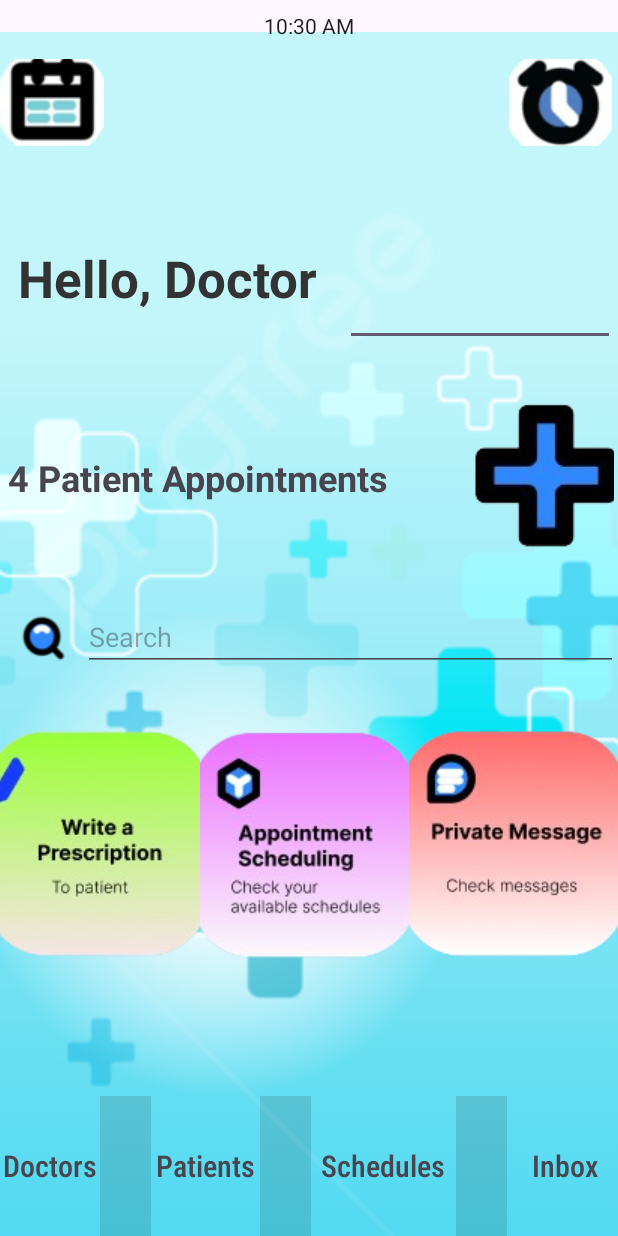
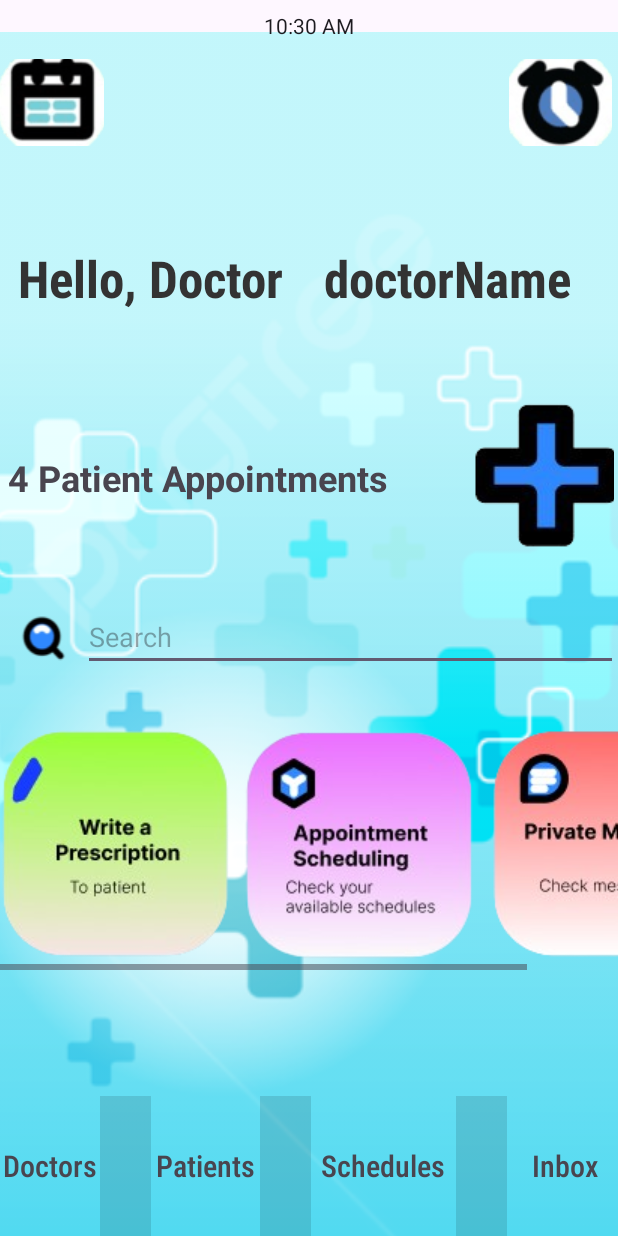
Before and after one commit to Sting421/ConDoctor, an Android app: the Dashboard_Act screen opened directly, with no data from a screen before it, on a phone screen of 412 x 824 dp. Run offline under Robolectric (Android 15) with nearby library versions, the phone set to English and light mode, and no system bars; 3 statements that could not run were skipped.

Commit message:
Scrollbar and strings.xml update and doctorName placeholder

```diff
--- a/app/src/main/res/layout/activity_dashboard.xml
+++ b/app/src/main/res/layout/activity_dashboard.xml
@@ -1,288 +1,66 @@
-<?xml version="1.0" encoding="utf-8"?>
-<androidx.constraintlayout.widget.ConstraintLayout xmlns:android="http://schemas.android.com/apk/res/android"
-    xmlns:app="http://schemas.android.com/apk/res-auto"
-    xmlns:tools="http://schemas.android.com/tools"
-    android:id="@+id/main"
-    android:layout_width="match_parent"
-    android:layout_height="match_parent"
-    tools:context=".Dashboard_Act">
-
-    <androidx.constraintlayout.widget.ConstraintLayout
-        android:id="@+id/constraintLayout"
-        android:layout_width="0dp"
-        android:layout_height="0dp"
-        app:layout_constraintBottom_toBottomOf="parent"
-        app:layout_constraintEnd_toEndOf="parent"
-        app:layout_constraintStart_toStartOf="parent"
-        app:layout_constraintTop_toTopOf="parent">
-
-        <ImageView
-            android:id="@+id/imageViewBackground"
-            android:layout_width="1920dp"
-            android:layout_height="1080dp"
-            app:layout_constraintBottom_toBottomOf="parent"
-            app:layout_constraintEnd_toEndOf="parent"
-            app:layout_constraintHorizontal_bias="0.36"
-            app:layout_constraintStart_toStartOf="parent"
-            app:layout_constraintTop_toTopOf="parent"
-            app:layout_constraintVertical_bias="0.26999998"
-            app:srcCompat="@drawable/bluebg" />
-
-        <TextClock
-            android:id="@+id/textClock"
-            android:layout_width="wrap_content"
-            android:layout_height="wrap_content"
-            android:layout_marginTop="10dp"
-            android:layout_marginBottom="16dp"
-            app:layout_constraintBottom_toTopOf="@+id/linearLayout01"
-            app:layout_constraintEnd_toEndOf="parent"
-            app:layout_constraintStart_toStartOf="parent"
-            app:layout_constraintTop_toTopOf="parent" />
-
-        <LinearLayout
-            android:id="@+id/linearLayout01"
-            android:layout_width="408dp"
-            android:layout_height="58dp"
-            android:layout_marginTop="1dp"
-            android:orientation="horizontal"
-            app:layout_constraintBottom_toBottomOf="parent"
-            app:layout_constraintEnd_toEndOf="parent"
-            app:layout_constraintHorizontal_bias="0.0"
-            app:layout_constraintStart_toStartOf="parent"
-            app:layout_constraintTop_toTopOf="parent"
-            app:layout_constraintVertical_bias="0.05">
-
-            <ImageButton
-                android:id="@+id/calendarButton"
-                android:layout_width="wrap_content"
-                android:layout_height="match_parent"
-                android:layout_weight="1"
-
-                app:srcCompat="@drawable/calendar_small" />
-
-            <Space
-                android:layout_width="300dp"
-                android:layout_height="match_parent"
-                android:layout_weight="1" />
-
-            <ImageButton
-                android:id="@+id/alarmButton"
-                android:layout_width="wrap_content"
-                android:layout_height="wrap_content"
-                android:layout_weight="1"
-                app:srcCompat="@drawable/alarmclock_small" />
-
+<androidx.constraintlayout.widget.ConstraintLayout xmlns:android="http://schemas.android.com/apk/res/android" xmlns:app="http://schemas.android.com/apk/res-auto" xmlns:tools="http://schemas.android.com/tools" android:id="@+id/main" android:layout_width="match_parent" android:layout_height="match_parent" tools:context=".HomePage">
+    <androidx.constraintlayout.widget.ConstraintLayout android:id="@+id/constraintLayout" android:layout_width="0dp" android:layout_height="0dp" app:layout_constraintBottom_toBottomOf="parent" app:layout_constraintEnd_toEndOf="parent" app:layout_constraintStart_toStartOf="parent" app:layout_constraintTop_toTopOf="parent">
+        <ImageView android:id="@+id/imageViewBackground" android:layout_width="1920dp" android:layout_height="1080dp" app:layout_constraintBottom_toBottomOf="parent" app:layout_constraintEnd_toEndOf="parent" app:layout_constraintHorizontal_bias="0.36" app:layout_constraintStart_toStartOf="parent" app:layout_constraintTop_toTopOf="parent" app:layout_constraintVertical_bias="0.26999998" app:srcCompat="@drawable/bluebg"/>
+        <TextClock android:id="@+id/textClock" android:layout_width="wrap_content" android:layout_height="wrap_content" android:layout_marginTop="10dp" android:layout_marginBottom="16dp" app:layout_constraintBottom_toTopOf="@+id/linearLayout01" app:layout_constraintEnd_toEndOf="parent" app:layout_constraintStart_toStartOf="parent" app:layout_constraintTop_toTopOf="parent"/>
+        <LinearLayout android:id="@+id/linearLayout01" android:layout_width="408dp" android:layout_height="58dp" android:layout_marginTop="1dp" android:orientation="horizontal" app:layout_constraintBottom_toBottomOf="parent" app:layout_constraintEnd_toEndOf="parent" app:layout_constraintHorizontal_bias="0.0" app:layout_constraintStart_toStartOf="parent" app:layout_constraintTop_toTopOf="parent" app:layout_constraintVertical_bias="0.05">
+            <ImageButton android:id="@+id/calendarButton" android:layout_width="wrap_content" android:layout_height="match_parent" android:layout_weight="1" app:srcCompat="@drawable/calendar_small"/>
+            <Space android:layout_width="300dp" android:layout_height="match_parent" android:layout_weight="1"/>
+            <ImageButton android:id="@+id/alarmButton" android:layout_width="wrap_content" android:layout_height="wrap_content" android:layout_weight="1" app:srcCompat="@drawable/alarmclock_small"/>
         </LinearLayout>
-
-        <LinearLayout
-            android:id="@+id/linearLayout02"
-            android:layout_width="408dp"
-            android:layout_height="90dp"
-            android:layout_marginTop="1dp"
-            android:orientation="horizontal"
-            app:layout_constraintBottom_toBottomOf="parent"
-            app:layout_constraintEnd_toEndOf="parent"
-            app:layout_constraintStart_toStartOf="parent"
-            app:layout_constraintTop_toTopOf="parent"
-            app:layout_constraintVertical_bias="0.19">
+        <LinearLayout android:id="@+id/linearLayout02" android:layout_width="408dp" android:layout_height="90dp" android:layout_marginTop="1dp" android:orientation="horizontal" app:layout_constraintBottom_toBottomOf="parent" app:layout_constraintEnd_toEndOf="parent" app:layout_constraintStart_toStartOf="parent" app:layout_constraintTop_toTopOf="parent" app:layout_constraintVertical_bias="0.19">
 
             <TextView
                 android:id="@+id/welcomeText"
-                android:layout_width="435dp"
+                android:layout_width="104dp"
                 android:layout_height="match_parent"
                 android:layout_margin="10dp"
                 android:layout_weight="1"
+                android:fontFamily="sans-serif-condensed-medium"
                 android:gravity="center|left"
                 android:text="@string/welcomeName"
                 android:textColor="#333333"
                 android:textSize="34sp"
                 android:textStyle="bold" />
 
-            <EditText
-                android:id="@+id/editTextName"
-                android:layout_width="408dp"
-                android:layout_height="90dp"
+            <TextView
+                android:id="@+id/textView"
+                android:layout_width="104dp"
+                android:layout_height="match_parent"
+                android:layout_margin="10dp"
                 android:layout_weight="1"
-                android:ems="10"
-                android:inputType="text"
-                android:textSize="24sp" />
+                android:fontFamily="sans-serif-condensed-medium"
+                android:gravity="center|left"
+                android:text="@string/doctorName"
+                android:textColor="#333333"
+                android:textSize="34sp"
+                android:textStyle="bold" />
 
         </LinearLayout>
-
-        <LinearLayout
-            android:id="@+id/linearLayout4"
-            android:layout_width="404dp"
-            android:layout_height="104dp"
-            android:layout_weight="1"
-            android:orientation="horizontal"
-            app:layout_constraintBottom_toBottomOf="parent"
-            app:layout_constraintEnd_toEndOf="parent"
-            app:layout_constraintHorizontal_bias="0.666"
-            app:layout_constraintStart_toStartOf="parent"
-            app:layout_constraintTop_toTopOf="parent"
-            app:layout_constraintVertical_bias="0.37">
-
-            <TextView
-                android:id="@+id/textView17"
-                android:layout_width="360dp"
-                android:layout_height="match_parent"
-                android:layout_weight="1"
-                android:gravity="center|left"
-                android:text="4 Patient Appointments"
-                android:textSize="24sp"
-                android:textStyle="bold" />
-
-            <ImageButton
-                android:id="@+id/viewImageBtn"
-                android:layout_width="143dp"
-                android:layout_height="match_parent"
-                android:layout_weight="1"
-                android:background="@android:color/transparent"
-                android:src="@drawable/addicon" />
-
+        <LinearLayout android:id="@+id/linearLayout4" android:layout_width="404dp" android:layout_height="104dp" android:layout_weight="1" android:orientation="horizontal" app:layout_constraintBottom_toBottomOf="parent" app:layout_constraintEnd_toEndOf="parent" app:layout_constraintHorizontal_bias="0.666" app:layout_constraintStart_toStartOf="parent" app:layout_constraintTop_toTopOf="parent" app:layout_constraintVertical_bias="0.37">
+            <TextView android:id="@+id/textView17" android:layout_width="360dp" android:layout_height="match_parent" android:layout_weight="1" android:gravity="center|left" android:text="4 Patient Appointments" android:textSize="24sp" android:textStyle="bold"/>
+            <ImageButton android:id="@+id/imageButton" android:layout_width="143dp" android:layout_height="match_parent" android:layout_weight="1" android:background="@android:color/transparent" android:src="@drawable/addicon"/>
         </LinearLayout>
-
-        <LinearLayout
-            android:id="@+id/linearLayout9"
-            android:layout_width="411dp"
-            android:layout_height="51dp"
-            android:layout_weight="1"
-            android:orientation="horizontal"
-            app:layout_constraintBottom_toBottomOf="parent"
-            app:layout_constraintEnd_toEndOf="parent"
-            app:layout_constraintStart_toStartOf="parent"
-            app:layout_constraintTop_toTopOf="parent"
-            app:layout_constraintVertical_bias="0.52">
-
-            <ImageView
-                android:id="@+id/imageView"
-                android:layout_width="22dp"
-                android:layout_height="wrap_content"
-                android:layout_weight="1"
-                app:srcCompat="@drawable/search" />
-
-            <EditText
-                android:id="@+id/editTextText2"
-                android:layout_width="324dp"
-                android:layout_height="wrap_content"
-                android:layout_weight="1"
-                android:ems="10"
-                android:gravity="center|left"
-                android:hint="Search"
-                android:inputType="text" />
+        <LinearLayout android:id="@+id/linearLayout9" android:layout_width="411dp" android:layout_height="51dp" android:layout_weight="1" android:orientation="horizontal" app:layout_constraintBottom_toBottomOf="parent" app:layout_constraintEnd_toEndOf="parent" app:layout_constraintStart_toStartOf="parent" app:layout_constraintTop_toTopOf="parent" app:layout_constraintVertical_bias="0.52">
+            <ImageView android:id="@+id/imageView" android:layout_width="22dp" android:layout_height="wrap_content" android:layout_weight="1" app:srcCompat="@drawable/search"/>
+            <EditText android:id="@+id/editTextText2" android:layout_width="324dp" android:layout_height="wrap_content" android:layout_weight="1" android:ems="10" android:gravity="center|left" android:hint="Search" android:inputType="text"/>
         </LinearLayout>
-
-        <LinearLayout
-            android:layout_width="416dp"
-            android:layout_height="166dp"
-            android:orientation="horizontal"
-            app:layout_constraintBottom_toBottomOf="parent"
-            app:layout_constraintEnd_toEndOf="parent"
-            app:layout_constraintStart_toStartOf="parent"
-            app:layout_constraintTop_toTopOf="parent"
-            app:layout_constraintVertical_bias="0.73">
-
-            <ImageButton
-                android:id="@+id/imageButton5"
-                android:layout_width="wrap_content"
-                android:layout_height="wrap_content"
-                android:layout_weight="1"
-                android:background="@android:color/transparent"
-                app:srcCompat="@drawable/prescription" />
-
-            <ImageButton
-                android:id="@+id/imageButton6"
-                android:layout_width="wrap_content"
-                android:layout_height="wrap_content"
-                android:layout_weight="1"
-                android:background="@android:color/transparent"
-                app:srcCompat="@drawable/appointment" />
-
-            <ImageButton
-                android:id="@+id/imageButton7"
-                android:layout_width="wrap_content"
-                android:layout_height="wrap_content"
-                android:layout_weight="1"
-                android:background="@android:color/transparent"
-                app:srcCompat="@drawable/privatemessage" />
+        <LinearLayout android:layout_width="416dp" android:layout_height="166dp" android:orientation="horizontal" app:layout_constraintBottom_toBottomOf="parent" app:layout_constraintEnd_toEndOf="parent" app:layout_constraintStart_toStartOf="parent" app:layout_constraintTop_toTopOf="parent" app:layout_constraintVertical_bias="0.73">
+            <HorizontalScrollView android:layout_width="match_parent" android:layout_height="match_parent" android:layout_weight="1">
+                <LinearLayout android:layout_width="wrap_content" android:layout_height="match_parent" android:orientation="horizontal">
+                    <ImageButton android:id="@+id/imageButton5" android:layout_width="wrap_content" android:layout_height="wrap_content" android:layout_weight="1" android:background="@android:color/transparent" app:srcCompat="@drawable/prescription"/>
+                    <ImageButton android:id="@+id/imageButton6" android:layout_width="wrap_content" android:layout_height="wrap_content" android:layout_weight="1" android:background="@android:color/transparent" app:srcCompat="@drawable/appointment"/>
+                    <ImageButton android:id="@+id/imageButton7" android:layout_width="wrap_content" android:layout_height="wrap_content" android:layout_weight="1" android:background="@android:color/transparent" app:srcCompat="@drawable/privatemessage"/>
+                </LinearLayout>
+            </HorizontalScrollView>
         </LinearLayout>
-
-        <LinearLayout
-            android:layout_width="416dp"
-            android:layout_height="93dp"
-            android:orientation="horizontal"
-            app:layout_constraintBottom_toBottomOf="parent"
-            app:layout_constraintEnd_toEndOf="parent"
-            app:layout_constraintStart_toStartOf="parent"
-            app:layout_constraintTop_toTopOf="parent"
-            app:layout_constraintVertical_bias="1.0">
-
-            <TextView
-                android:id="@+id/textViewOnClickDoctors"
-                android:layout_width="35dp"
-                android:layout_height="match_parent"
-                android:layout_weight="1"
-                android:fontFamily="sans-serif-condensed-medium"
-                android:gravity="center"
-                android:text="@string/doctor"
-                android:textAlignment="center"
-                android:textSize="20sp" />
-
-            <View
-                android:id="@+id/divider01"
-                android:layout_width="1dp"
-                android:layout_height="match_parent"
-                android:layout_weight="1"
-                android:background="?android:attr/listDivider" />
-
-            <TextView
-                android:id="@+id/textViewOnClickPatients"
-                android:layout_width="40dp"
-                android:layout_height="match_parent"
-                android:layout_weight="1"
-                android:fontFamily="sans-serif-condensed-medium"
-                android:gravity="center"
-                android:text="@string/patient"
-                android:textAlignment="center"
-                android:textSize="20sp" />
-
-            <View
-                android:id="@+id/divider02"
-                android:layout_width="1dp"
-                android:layout_height="match_parent"
-                android:layout_weight="1"
-                android:background="?android:attr/listDivider" />
-
-            <TextView
-                android:id="@+id/textViewOnClickSchedules"
-                android:layout_width="64dp"
-                android:layout_height="match_parent"
-                android:layout_weight="1"
-                android:fontFamily="sans-serif-condensed-medium"
-                android:gravity="center"
-                android:text="@string/schedule"
-                android:textAlignment="center"
-                android:textSize="20sp" />
-
-            <View
-                android:id="@+id/divider03"
-                android:layout_width="1dp"
-                android:layout_height="match_parent"
-                android:layout_weight="1"
-                android:background="?android:attr/listDivider" />
-
-            <TextView
-                android:id="@+id/textViewOnClickInbox"
-                android:layout_width="wrap_content"
-                android:layout_height="match_parent"
-                android:layout_weight="1"
-                android:fontFamily="sans-serif-condensed-medium"
-                android:gravity="center"
-                android:text="@string/inbox"
-                android:textAlignment="center"
-                android:textSize="20sp" />
-
+        <LinearLayout android:layout_width="416dp" android:layout_height="93dp" android:orientation="horizontal" app:layout_constraintBottom_toBottomOf="parent" app:layout_constraintEnd_toEndOf="parent" app:layout_constraintStart_toStartOf="parent" app:layout_constraintTop_toTopOf="parent" app:layout_constraintVertical_bias="1.0">
+            <TextView android:id="@+id/textViewOnClickDoctors" android:layout_width="35dp" android:layout_height="match_parent" android:layout_weight="1" android:fontFamily="sans-serif-condensed-medium" android:gravity="center" android:text="@string/doctor" android:textAlignment="center" android:textSize="20sp"/>
+            <View android:id="@+id/divider01" android:layout_width="1dp" android:layout_height="match_parent" android:layout_weight="1" android:background="?android:attr/listDivider"/>
+            <TextView android:id="@+id/textViewOnClickPatients" android:layout_width="40dp" android:layout_height="match_parent" android:layout_weight="1" android:fontFamily="sans-serif-condensed-medium" android:gravity="center" android:text="@string/patient" android:textAlignment="center" android:textSize="20sp"/>
+            <View android:id="@+id/divider02" android:layout_width="1dp" android:layout_height="match_parent" android:layout_weight="1" android:background="?android:attr/listDivider"/>
+            <TextView android:id="@+id/textViewOnClickSchedules" android:layout_width="64dp" android:layout_height="match_parent" android:layout_weight="1" android:fontFamily="sans-serif-condensed-medium" android:gravity="center" android:text="@string/schedule" android:textAlignment="center" android:textSize="20sp"/>
+            <View android:id="@+id/divider03" android:layout_width="1dp" android:layout_height="match_parent" android:layout_weight="1" android:background="?android:attr/listDivider"/>
+            <TextView android:id="@+id/textViewOnClickInbox" android:layout_width="wrap_content" android:layout_height="match_parent" android:layout_weight="1" android:fontFamily="sans-serif-condensed-medium" android:gravity="center" android:text="@string/inbox" android:textAlignment="center" android:textSize="20sp"/>
         </LinearLayout>
-
     </androidx.constraintlayout.widget.ConstraintLayout>
 </androidx.constraintlayout.widget.ConstraintLayout>
--- a/app/src/main/res/values/strings.xml
+++ b/app/src/main/res/values/strings.xml
@@ -1,14 +1,4 @@
 <resources>
-
-    <string name="title_activity_login">LoginActivity</string>
-    <string name="prompt_email">Email</string>
-    <string name="prompt_password">Password</string>
-    <string name="action_sign_in">Sign in or register</string>
-    <string name="action_sign_in_short">Sign in</string>
-    <string name="invalid_username">Not a valid username</string>
-    <string name="invalid_password">Password must be >5 characters</string>
-    <string name="login_failed">"Login failed"</string>
-
     <string name="app_name">RegisterPage</string>
 
     <string name="registerAsPatient">Register as Patient</string>
@@ -99,6 +89,7 @@
     <string name="condition4">Experiences frequent migraine headaches, intense and debilitating episodes often accompanied by nausea, sensitivity to light, and visual disturbances.</string>
 
     <string name="welcomeName">Hello, Doctor </string>
+    <string name="doctorName">doctorName </string>
     <string name="newRecord">Add New Record </string>
     <string name="chooseRecipients">Choose Recipients: </string>
 
@@ -112,9 +103,19 @@
     <string name="cancel">Cancel </string>
     <string name="confirm">Confirm </string>
     <string name="backToHome">Back To Home </string>
+    <string name="backOne">Back </string>
     <string name="prescriptionSent">Prescription Sent! </string>
 
     <string name="tenPM">10:00 PM</string>
     <string name="sevenThirtyTwoAM">7:32 AM</string>
     <string name="selectPatient">Select Patients: </string>
+
+    <string name="userProfile">Your Profile: </string>
+    <string name="user">Username: </string>
+    <string name="fname">First name: </string>
+    <string name="mname">Middle name: </string>
+    <string name="lname">Last name: </string>
+    <string name="bdate">Birth Date: </string>
+    <string name="specializationProfile">Specialization: </string>
+
 </resources>
```
